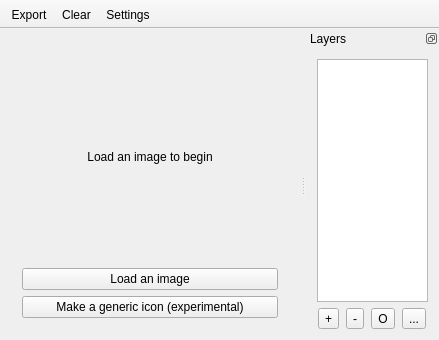
This is mainwindow.ui in FrankMamuda/burningicon as Qt 5 draws it before an edit. The edited form follows.
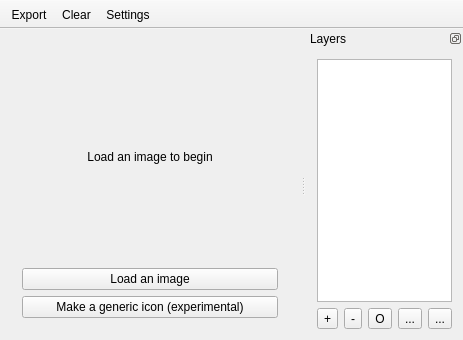
This is the edited form. Icons and pictures are not drawn. Custom widgets are drawn as their Qt base class.

```diff
--- a/mainwindow.ui
+++ b/mainwindow.ui
@@ -242,6 +242,20 @@
          </property>
         </widget>
        </item>
+       <item>
+        <widget class="QToolButton" name="repopulateButton">
+         <property name="toolTip">
+          <string>Repopulate layers</string>
+         </property>
+         <property name="text">
+          <string>...</string>
+         </property>
+         <property name="icon">
+          <iconset resource="resources.qrc">
+           <normaloff>:/icons/restore</normaloff>:/icons/restore</iconset>
+         </property>
+        </widget>
+       </item>
       </layout>
      </item>
     </layout>
```
